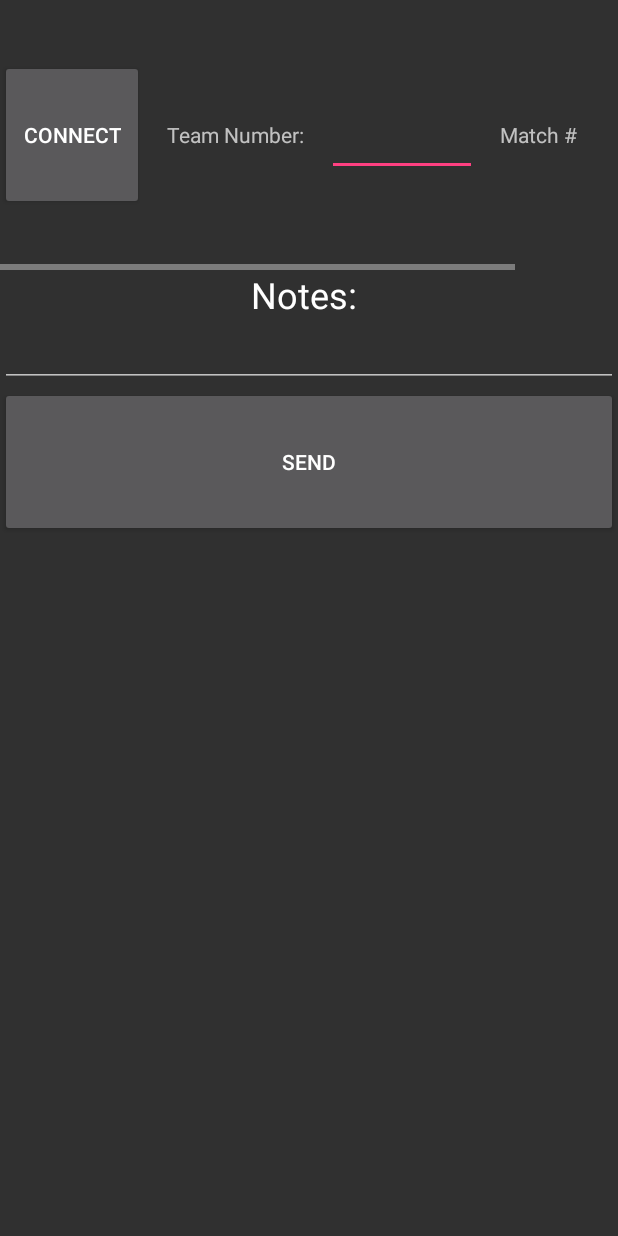
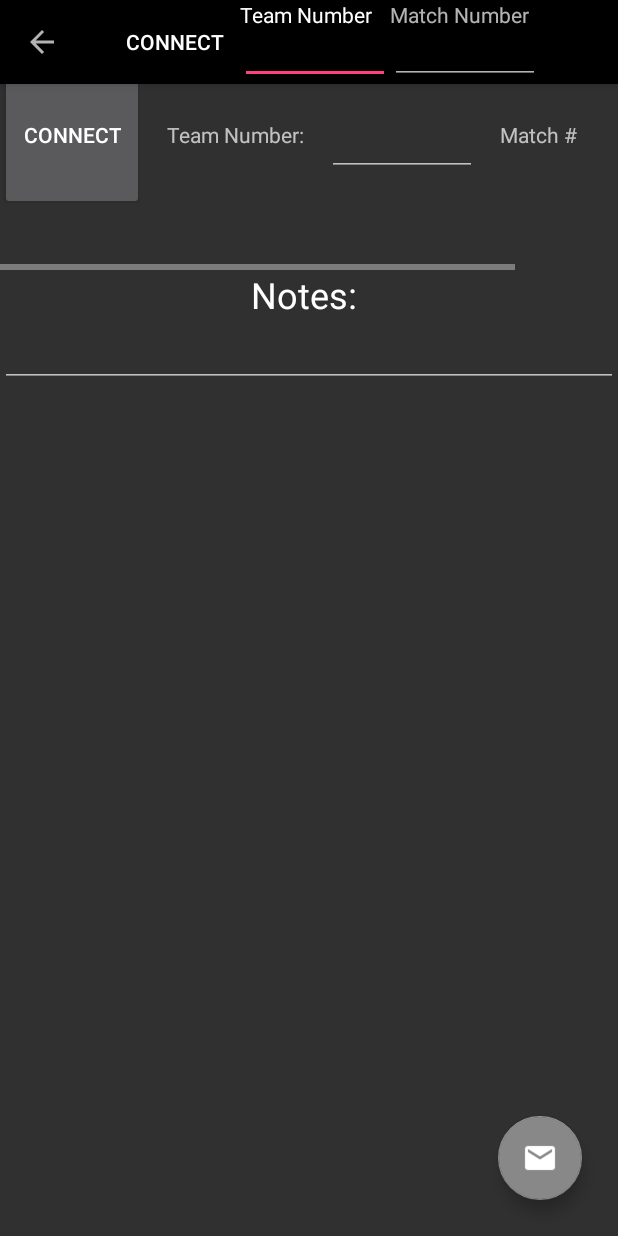
Before and after one commit to olechiw/Hot67-Bluetooth-Scouter, an Android app: the ScoutActivity screen opened directly, with no data from a screen before it, on a phone screen of 412 x 824 dp. Run offline under Robolectric (Android 15) with nearby library versions, the phone set to English and light mode, and no system bars; plain views replace ScoutGridLayout.

Commit message:
Added what the new toolbar will look like, about to implement it

```diff
--- a/app/src/main/AndroidManifest.xml
+++ b/app/src/main/AndroidManifest.xml
@@ -28,12 +28,14 @@
             android:name=".ScoutActivity"
             android:configChanges="orientation|screenSize"
             android:screenOrientation="portrait"
-            android:windowSoftInputMode="stateHidden"/>
+            android:windowSoftInputMode="stateHidden"
+            android:parentActivityName=".MainActivity"/>
         <activity
             android:name=".ServerActivity"
             android:configChanges="orientation|screenSize"
             android:screenOrientation="portrait"
-            android:windowSoftInputMode="stateHidden"/>
+            android:windowSoftInputMode="stateHidden"
+            android:parentActivityName=".MainActivity"/>
         <activity
             android:name=".BluetoothActivity"
             android:configChanges="orientation|screenSize"
--- a/app/src/main/java/org/hotteam67/bluetoothscouter/BluetoothActivity.java
+++ b/app/src/main/java/org/hotteam67/bluetoothscouter/BluetoothActivity.java
@@ -36,6 +36,8 @@ public class BluetoothActivity extends AppCompatActivity {
 
     private final UUID uuid = UUID.fromString("1cb5d5ce-00f5-11e7-93ae-92361f002671");
     // protected void AddUUID(String s) { uuid.add(UUID.fromString(s)); }
+
+    private boolean bluetoothFailed = false;
 
     protected BluetoothAdapter m_bluetoothAdapter;
 
@@ -82,6 +84,9 @@ public class BluetoothActivity extends AppCompatActivity {
             }
         });
 */
+
+        if (bluetoothFailed)
+            return;
 
         l("Setting up accept thread");
         acceptThread = new AcceptThread();
@@ -397,10 +402,10 @@ public class BluetoothActivity extends AppCompatActivity {
         if (m_bluetoothAdapter == null) {
             l("Bluetooth not detected");
             msgToast("Error, Bluetooth not Detected!");
-            System.exit(0);
+            bluetoothFailed = true;
         }
 
-        if (!m_bluetoothAdapter.isEnabled()) {
+        if (!bluetoothFailed && !m_bluetoothAdapter.isEnabled()) {
             Intent enableBtIntent = new Intent(BluetoothAdapter.ACTION_REQUEST_ENABLE);
             startActivityForResult(enableBtIntent, 1);
         }
@@ -419,6 +424,9 @@ public class BluetoothActivity extends AppCompatActivity {
     protected synchronized void Connect()
     {
         l("Connecting");
+
+        if (bluetoothFailed)
+            return;
 
         Set<BluetoothDevice> pairedDevices = m_bluetoothAdapter.getBondedDevices();
 
@@ -523,6 +531,8 @@ public class BluetoothActivity extends AppCompatActivity {
         super.onDestroy();
         l("Destroying application threads");
         Destroyed(true);
+        if (bluetoothFailed)
+            return;
         if (acceptThread.connectionSocket != null)
             try
             {
--- a/app/src/main/java/org/hotteam67/bluetoothscouter/ScoutActivity.java
+++ b/app/src/main/java/org/hotteam67/bluetoothscouter/ScoutActivity.java
@@ -1,7 +1,11 @@
 package org.hotteam67.bluetoothscouter;
 
+import android.content.res.ColorStateList;
 import android.content.res.Configuration;
+import android.graphics.Color;
 import android.os.Bundle;
+import android.support.v7.app.ActionBar;
+import android.support.v7.widget.*;
 import android.widget.*;
 import android.view.*;
 import android.os.Message;
@@ -9,7 +13,9 @@ import android.text.InputFilter;
 import android.app.AlertDialog;
 import android.content.DialogInterface;
 import android.os.Environment;
+import android.support.design.widget.FloatingActionButton;
 import android.text.Spanned;
+import android.support.v7.widget.Toolbar;
 
 import java.util.*;
 import java.io.*;
@@ -18,13 +24,15 @@ import java.io.*;
 public class ScoutActivity extends BluetoothActivity {
     boolean isConnected = false;
 
-    Button sendButton;
+    FloatingActionButton sendButton;
     Button connectButton;
 
     EditText teamNumber;
     NumberPicker matchNumber;
 
     EditText notes;
+
+    Toolbar toolbar;
 
     /*
     GridView scoutLayout;
@@ -39,9 +47,17 @@ public class ScoutActivity extends BluetoothActivity {
         super.onCreate(savedInstanceState);
         setContentView(R.layout.activity_scout);
 
+        toolbar = (Toolbar) findViewById(R.id.toolBar);
+        setSupportActionBar(toolbar);
+        ActionBar ab = getSupportActionBar();
+        ab.setDisplayHomeAsUpEnabled(true);
+        ab.setDisplayShowTitleEnabled(false);
+        ab.setCustomView(R.layout.layout_toolbar);
+        ab.setDisplayShowCustomEnabled(true);
+
         // setRequestedOrientation(getResources().getConfiguration().orientation);
 
-        sendButton = (Button) findViewById(R.id.sendConfigurationButton);
+        sendButton = (FloatingActionButton) findViewById(R.id.sendConfigurationButton);
         sendButton.setOnClickListener(new View.OnClickListener() {
             @Override
             public void onClick(View v) {
@@ -62,6 +78,7 @@ public class ScoutActivity extends BluetoothActivity {
                 sendButtonClick();
             }
         });
+        sendButton.setBackgroundTintList(ColorStateList.valueOf(Color.GRAY));
 
         connectButton = (Button) findViewById(R.id.connectButton);
         connectButton.setOnClickListener(new View.OnClickListener() {
@@ -106,6 +123,14 @@ public class ScoutActivity extends BluetoothActivity {
 
         if (!Build())
             l("Build failed, no values loaded");
+    }
+
+    @Override
+    public boolean onCreateOptionsMenu(Menu menu)
+    {
+        Toolbar tb = (Toolbar) findViewById(R.id.toolBar);
+        //tb.inflateMenu(R.menu.toolbar_menu);
+        return true;
     }
 
     @Override
@@ -272,7 +297,7 @@ public class ScoutActivity extends BluetoothActivity {
                     if (!Build((String) msg.obj, true))
                     {
                         toast("Failed to Build Values on Receive!");
-                        l("Input Failed: " + (String) msg.obj);
+                        l("Input Failed: " + msg.obj);
                     }
                 }
                 else
--- a/app/src/main/res/layout/activity_scout.xml
+++ b/app/src/main/res/layout/activity_scout.xml
@@ -8,21 +8,23 @@
     tools:layout_editor_absoluteY="81dp"
     tools:layout_editor_absoluteX="0dp">
 
-    <LinearLayout
+    <android.support.v7.widget.Toolbar
+        android:layout_width="match_parent"
+        android:layout_height="?attr/actionBarSize"
+        android:background="?attr/colorPrimary"
+        android:elevation="4dp"
+        app:popupTheme="@style/Theme.AppCompat"
+        android:id="@+id/toolBar"/>
+    <android.support.design.widget.CoordinatorLayout
         android:layout_width="fill_parent"
-        android:layout_height="fill_parent"
-        android:orientation="vertical"
-        tools:layout_editor_absoluteX="38dp"
-        tools:layout_editor_absoluteY="-27dp">
-
-
+        android:layout_height="fill_parent">
     <ScrollView
         android:layout_width="match_parent"
         android:layout_height="match_parent"
         android:scrollbarAlwaysDrawVerticalTrack="true"
         android:scrollbarAlwaysDrawHorizontalTrack="true"
-            android:fadeScrollbars="false">
-
+        android:fadeScrollbars="false"
+        android:id="@+id/scrollView">
         <LinearLayout
             android:layout_width="match_parent"
             android:layout_height="wrap_content"
@@ -86,7 +88,6 @@
                         android:layout_marginRight="15dp"
                         android:layout_toRightOf="@id/matchNumberView"/>
 
-
                 </RelativeLayout>
 
             </HorizontalScrollView>
@@ -121,6 +122,7 @@
                     android:layout_height="wrap_content"
                     android:layout_below="@id/notesLabel"
                     android:layout_centerHorizontal="true"/>
+                <!--
                    <Button
                        android:id="@+id/sendConfigurationButton"
                        android:layout_width="match_parent"
@@ -129,11 +131,20 @@
                        android:layout_below="@id/notes"
                        android:padding="15dp"
                        android:text="Send"/>
+                   -->
                 </RelativeLayout>
             </LinearLayout>
         </ScrollView>
-
-
-    </LinearLayout>
-
+        <android.support.design.widget.FloatingActionButton
+            android:layout_width="wrap_content"
+            android:layout_height="wrap_content"
+            android:layout_below="@id/notes"
+            android:layout_alignParentRight="true"
+            android:layout_alignParentEnd="true"
+            android:src="@drawable/email"
+            android:id="@+id/sendConfigurationButton"
+            android:layout_margin="24dp"
+            app:layout_anchorGravity="bottom|end"
+            app:layout_anchor="@id/scrollView"/>
+    </android.support.design.widget.CoordinatorLayout>
 </android.support.constraint.ConstraintLayout>
--- /dev/null
+++ b/app/src/main/res/layout/layout_toolbar.xml
@@ -0,0 +1,53 @@
+<?xml version="1.0" encoding="utf-8"?>
+<LinearLayout xmlns:android="http://schemas.android.com/apk/res/android"
+              android:orientation="horizontal"
+              android:layout_width="wrap_content"
+              android:layout_height="wrap_content"
+    android:id="@+id/layout_toolbar">
+
+    <Button
+        android:layout_width="wrap_content"
+        android:layout_height="wrap_content"
+        android:text="Connect"
+        android:background="?attr/colorPrimary"
+        android:id="@+id/connectButton"
+        android:layout_gravity="center"/>
+    <RelativeLayout
+        android:layout_width="wrap_content"
+        android:layout_height="wrap_content">
+        <TextView
+            android:layout_width="wrap_content"
+            android:layout_height="wrap_content"
+            android:text="Team Number"
+            android:textAppearance="@style/TextAppearance.AppCompat"
+            android:layout_gravity="center"
+            android:id="@+id/teamNumberView"/>
+        <EditText
+            android:layout_width="100dp"
+            android:layout_height="wrap_content"
+            android:maxLength="5"
+            android:inputType="number"
+            android:layout_gravity="center"
+            android:id="@+id/teamNumberText"
+            android:layout_below="@id/teamNumberView"/>
+    </RelativeLayout>
+    <RelativeLayout
+        android:layout_width="wrap_content"
+        android:layout_height="wrap_content">
+        <TextView
+            android:layout_width="wrap_content"
+            android:layout_height="wrap_content"
+            android:layout_gravity="center"
+            android:text="Match Number"
+            android:id="@+id/matchNumberView"/>
+        <EditText
+            android:layout_width="100dp"
+            android:layout_height="wrap_content"
+            android:maxLength="5"
+            android:inputType="number"
+            android:layout_gravity="center"
+            android:id="@+id/matchNumberText"
+            android:layout_below="@id/matchNumberView"
+            />
+    </RelativeLayout>
+</LinearLayout>
--- a/app/src/main/res/layout/test_layout.xml
+++ /dev/null
@@ -1,22 +0,0 @@
-<?xml version="1.0" encoding="utf-8"?>
-<LinearLayout xmlns:android="http://schemas.android.com/apk/res/android"
-              android:layout_width="match_parent"
-              android:layout_height="match_parent">
-    <TableLayout
-        android:layout_width="match_parent"
-        android:layout_height="wrap_content"
-        android:stretchColumns="*"
-        android:gravity="center">
-        <TableRow
-            android:gravity="center"
-            android:layout_width="wrap_content">
-            <CheckBox
-                android:text="CheckBox1lllll"
-                android:layout_gravity="center"
-                android:layout_width="match_parent"/>
-            <CheckBox
-                android:text="CheckBox2"
-                android:layout_gravity="center"/>
-        </TableRow>
-    </TableLayout>
-</LinearLayout>
--- /dev/null
+++ b/app/src/main/res/menu/toolbar_menu.xml
@@ -0,0 +1,21 @@
+<?xml version="1.0" encoding="utf-8"?>
+<menu xmlns:android="http://schemas.android.com/apk/res/android"
+      xmlns:app="http://schemas.android.com/apk/res-auto">
+    <item
+        android:icon="@drawable/ic_network_check"
+        app:showAsAction="ifRoom"
+        android:title="Connect"
+        android:id="@+id/action_connect"
+        />
+    <item
+        android:title="Team Number"
+        android:id="@+id/action_teamNumber"
+        app:showAsAction="always"
+        app:actionViewClass="android.widget.EditText"/>
+    <item
+        android:title="Match Number"
+        android:id="@+id/action_matchNumber"
+        app:showAsAction="ifRoom|collapseActionView"
+        app:actionViewClass="android.widget.EditText"/>
+
+</menu>
--- a/app/src/main/res/values/colors.xml
+++ b/app/src/main/res/values/colors.xml
@@ -1,6 +1,6 @@
 <?xml version="1.0" encoding="utf-8"?>
 <resources>
-    <color name="colorPrimary">#3F51B5</color>
+    <color name="colorPrimary">#000000</color>
     <color name="colorPrimaryDark">#303F9F</color>
     <color name="colorAccent">#FF4081</color>
 </resources>
```
Also changed, not shown: app/src/main/res/drawable/email.png (added), app/src/main/res/drawable/ic_network_check.png (added), app/src/main/res/drawable/ic_network_wifi.png (added). Lines whose indentation alone changed are shown as unchanged.
